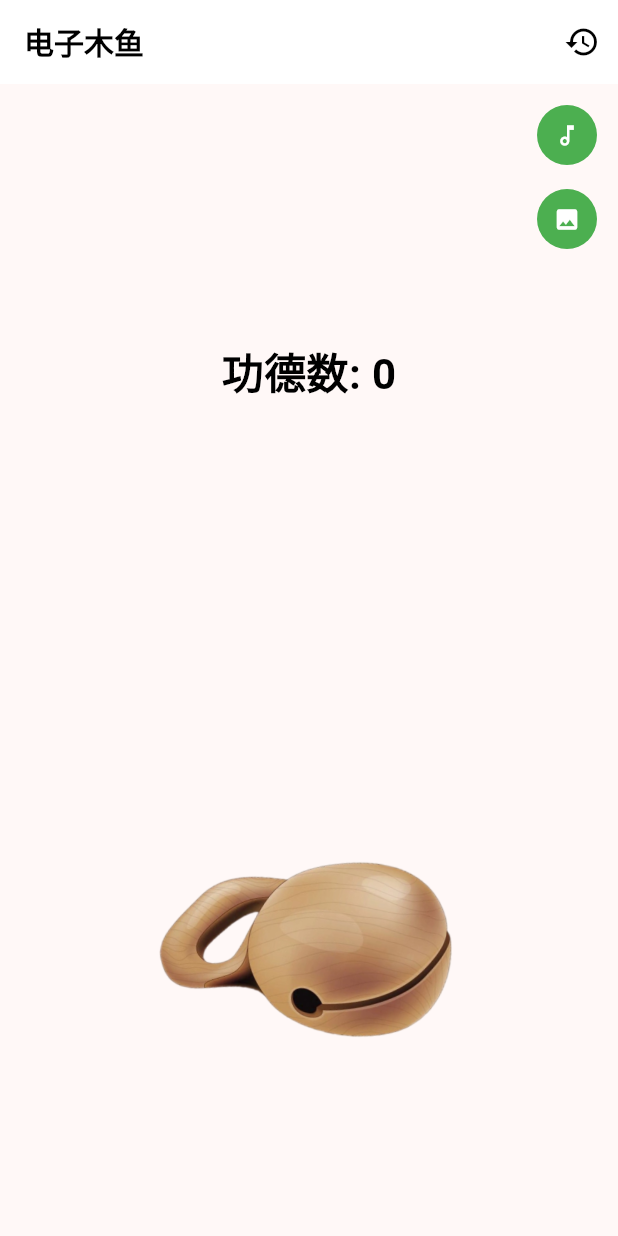
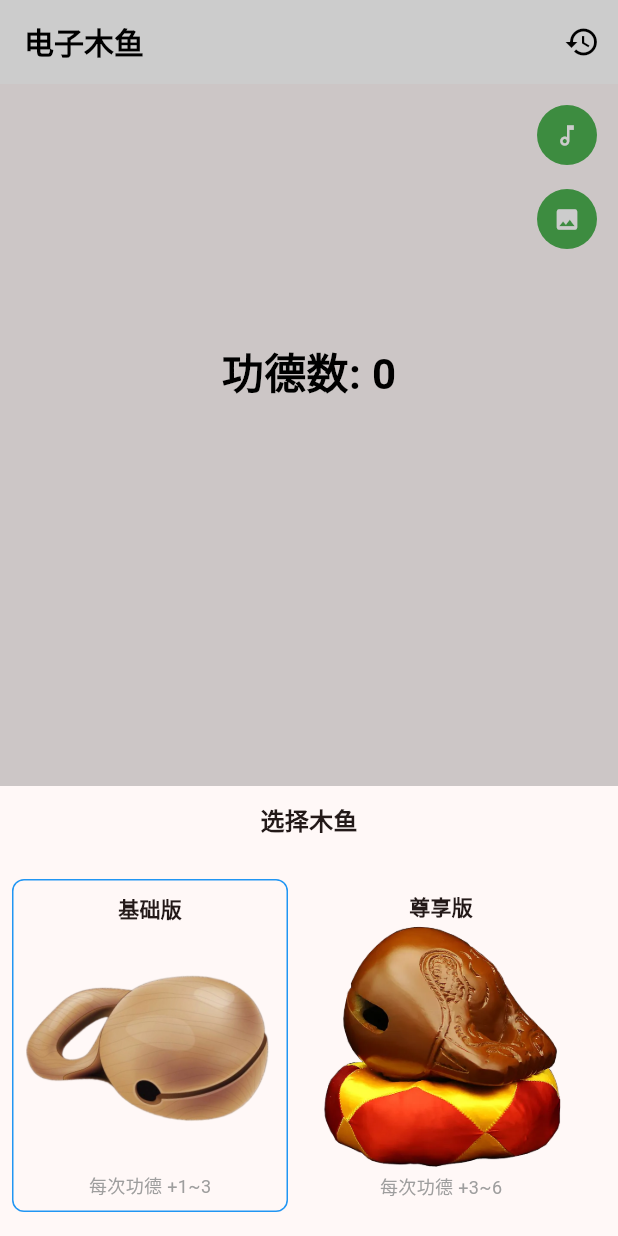
Before and after one commit to daiyongtao/flutter_novice_village, a Flutter app: the screen it shows after launch, after a tap on the "image" icon, on a phone screen of 412 x 824 dp. Run offline on Flutter 3.47's test engine with Material 3 defaults, Android fonts, the phone set to English and light mode, and no system bars; missing offline and left inert: flame_audio.

Commit message:
【Feature】新手村 - 电子木鱼，弹出选项与切换状态：可自由切换木鱼图片、敲击声音，不同的木鱼选项所增加的功德数也不同

```diff
--- /dev/null
+++ b/lib/muyu/models/image_option.dart
@@ -0,0 +1,14 @@
+
+/// 图片模型
+class ImageOption {
+  /// 名称
+  final String name;
+  /// 图片资源
+  final String src;
+  /// 每次点击时：增加的最小功德数值
+  final int min;
+  /// 每次点击时：增加的最大功德数值
+  final int max;
+
+  const ImageOption(this.name, this.src, this.min, this.max);
+}
--- /dev/null
+++ b/lib/muyu/models/voice_option.dart
@@ -0,0 +1,10 @@
+
+/// 声音模型
+class VoiceOption {
+  /// 名称
+  final String name;
+  /// 声音资源
+  final String src;
+
+  const VoiceOption(this.name, this.src);
+}
--- a/lib/muyu/muyu_page.dart
+++ b/lib/muyu/muyu_page.dart
@@ -1,11 +1,16 @@
 import 'dart:math';
 
 import 'package:flame_audio/flame_audio.dart';
+import 'package:flutter/cupertino.dart';
 import 'package:flutter/material.dart';
+import 'package:flutter_novice_village/muyu/models/image_option.dart';
 import 'package:flutter_novice_village/muyu/muyu_app_bar.dart';
 import 'package:flutter_novice_village/muyu/count_panel.dart';
+import 'package:flutter_novice_village/muyu/options/select_image.dart';
 import 'animate_text.dart';
+import 'models/voice_option.dart';
 import 'muyu_assets_image.dart';
+import 'options/select_voice.dart';
 
 // 电子木鱼页
 class MuyuPage extends StatefulWidget {
@@ -19,6 +24,29 @@ class _MuyuPageState extends State<MuyuPage> {
   int _cruValue = 0;
   final Random _random = Random();
   AudioPool? pool;
+  final List<ImageOption> imageOptions = const [
+    ImageOption("基础版", "assets/images/muyu.png", 1, 3),
+    ImageOption("尊享版", "assets/images/muyu_2.png", 3, 6),
+  ];
+  /// 木鱼默认选择为第0张图
+  int _imageCurIndex = 0;
+  /// 木鱼默认展示图
+  String get src => imageOptions[_imageCurIndex].src;
+  /// 每次敲击木鱼的增加值
+  int get knockValue {
+    int min = imageOptions[_imageCurIndex].min; // 3
+    int max = imageOptions[_imageCurIndex].max; // 6
+    return min + _random.nextInt(max + 1 - min); // 生成一个 min + (0 ~ max-min)的随机数
+  }
+
+  final List<VoiceOption> voiceOptions = const [
+    VoiceOption('音效1', 'muyu_1.mp3'),
+    VoiceOption('音效2', 'muyu_2.mp3'),
+    VoiceOption('音效3', 'muyu_3.mp3'),
+  ];
+  int _voiceCurIndex = 0;
+  /// 默认声音
+  String get voiceSrc => voiceOptions[_voiceCurIndex].src;
 
   @override
   void initState() {
@@ -33,12 +61,12 @@ class _MuyuPageState extends State<MuyuPage> {
       body: Column(
         children: [
           // 平分上下两部分
-          Expanded(child: CountPanel(count: _counter, chooseMusic: (){}, chooseImage: (){})),
+          Expanded(child: CountPanel(count: _counter, chooseMusic: _onTapSWitchVoice, chooseImage: _onTapSwitchImage)),
           Expanded(child: Stack(
             alignment: Alignment.topCenter,
             children: [
               MuyuAssetsImage(
-                imagePath: "assets/images/muyu.png",
+                imagePath: src,
                 onTap: _onKnock,
               ),
               if (_cruValue != 0) AnimateText(text: '功德+$_cruValue')
@@ -49,18 +77,61 @@ class _MuyuPageState extends State<MuyuPage> {
     );
   }
 
+  // 点击木鱼响应
   void _onKnock() {
     pool?.start();
     setState(() {
-      _cruValue = 1 + _random.nextInt(3);
+      // _random.nextInt(3) 生成一个 0～2的随机数
+      _cruValue = knockValue;
       _counter += _cruValue;
     });
   }
 
+  // 初始化音频播放器
   void _initAudioPool() async {
     pool = await FlameAudio.createPool(
-        'muyu_2.mp3',
+        voiceSrc,
         maxPlayers: 4
     );
   }
+  // 点击切换敲击声音
+  void _onTapSWitchVoice() {
+    showCupertinoModalPopup(context: context, builder: (BuildContext context) {
+      return VoiceOptionPanel(
+          options: voiceOptions,
+          onSelect: _onSelectVoice,
+          activeIndex: _voiceCurIndex);
+    });
+  }
+
+
+  // 点击切换图片
+  void _onTapSwitchImage() {
+    showCupertinoModalPopup(context: context, builder: (BuildContext context) {
+      return ImageOptionPanel(
+          options: imageOptions,
+          onSelect: _onSelectImage,
+          activeIndex: _imageCurIndex);
+    });
+  }
+
+  // 确认选择图片，弹窗界面弹下
+  void _onSelectImage(int value) {
+    Navigator.of(context).pop();
+    if (value == _imageCurIndex) return;
+    setState(() {
+      _imageCurIndex = value;
+    });
+  }
+
+  void _onSelectVoice(int value) async {
+    Navigator.of(context).pop();
+    if (value == _voiceCurIndex) return;
+    _voiceCurIndex = value;
+
+    pool = await FlameAudio.createPool(
+      voiceSrc,
+      maxPlayers: 1,
+    );
+  }
 }
--- /dev/null
+++ b/lib/muyu/options/select_image.dart
@@ -0,0 +1,95 @@
+import 'package:flutter/material.dart';
+import 'package:flutter_novice_village/muyu/models/image_option.dart';
+
+class ImageOptionPanel extends StatelessWidget {
+  /// 选项模型数组
+  final List<ImageOption> options;
+
+  /// 点击事件
+  final ValueChanged<int> onSelect;
+
+  /// 当前选择的index
+  final int activeIndex;
+
+  const ImageOptionPanel(
+      {super.key, required this.options, required this.onSelect, required this.activeIndex});
+
+  @override
+  Widget build(BuildContext context) {
+    const TextStyle labelStyle = TextStyle(
+        fontSize: 16, fontWeight: FontWeight.bold);
+    // 上下间距16，左右间距8
+    const EdgeInsets padding = EdgeInsets.symmetric(
+        horizontal: 8.0, vertical: 16.0);
+
+    return Material(
+      child: SizedBox(
+        height: 300,
+        child: Column(
+          children: [
+            Container(
+              height: 46,
+              alignment: Alignment.center,
+              child: const Text("选择木鱼", style: labelStyle),
+            ),
+            Expanded(
+                child: Padding(
+                  padding: padding,
+                  child: Row(
+                    children: [
+                      _buildByIndex(0),
+                      const SizedBox(width: 10),
+                      _buildByIndex(1),
+                    ],
+                  ),
+                )
+            )
+          ],
+        ),
+      ),
+    );
+  }
+
+  // 构建底部选择图片弹窗其中一个视图
+  Widget _buildByIndex(int index) {
+    bool active = (index == activeIndex);
+    return GestureDetector(
+      onTap: () => onSelect(index),
+      child: ImageOptionItem(option: options[index], active: active),
+    );
+  }
+}
+
+// 每一个Item 对应一个 option模型
+class ImageOptionItem extends StatelessWidget {
+  final ImageOption option;
+  final bool active;
+
+  const ImageOptionItem({super.key, required this.option, required this.active});
+
+  @override
+  Widget build(BuildContext context) {
+    const Border activeBorder = Border.fromBorderSide(BorderSide(color: Colors.blue));
+
+    return Container(
+      padding: const EdgeInsets.symmetric(vertical: 8),
+      decoration: BoxDecoration(
+        borderRadius: BorderRadius.circular(8),
+        border: active ? activeBorder : null
+      ),
+      child: Column(
+        children: [
+          Text(option.name, style:  TextStyle(fontWeight: FontWeight.bold)),
+          Expanded(
+              child: Padding(
+                padding: const EdgeInsets.symmetric(horizontal: 8.0),
+                child: Image.asset(option.src),
+              )
+          ),
+          Text("每次功德 +${option.min}~${option.max}",
+            style: const TextStyle(color: Colors.grey, fontSize: 12))
+        ],
+      ),
+    );
+  }
+}
```
Also changed, not shown: lib/muyu/options/select_voice.dart (added, +95 -0 lines), assets/images/muyu_2.png (added).
